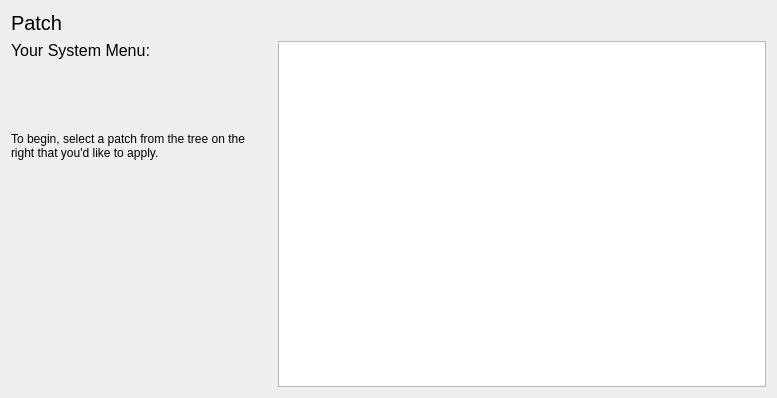
This is qt/ui/Patch.ui in NinjaCheetah/Wii-Menu-Patcher as Qt 5 draws it before an edit. The edited form follows.
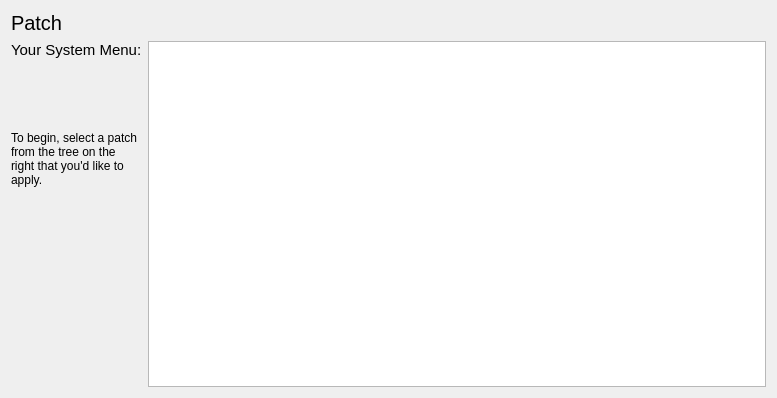
This is the edited form.

Commit message: Clear old tabs if a new WAD is selected

Patch:
```diff
--- a/qt/ui/Patch.ui
+++ b/qt/ui/Patch.ui
@@ -36,7 +36,7 @@
           <widget class="QLabel" name="label_2">
            <property name="font">
             <font>
-             <pointsize>12</pointsize>
+             <pointsize>11</pointsize>
             </font>
            </property>
            <property name="text">
@@ -70,7 +70,7 @@
            </property>
            <property name="maximumSize">
             <size>
-             <width>16777215</width>
+             <width>145</width>
              <height>16777215</height>
             </size>
            </property>
```
The commit also changes 2 other files.
